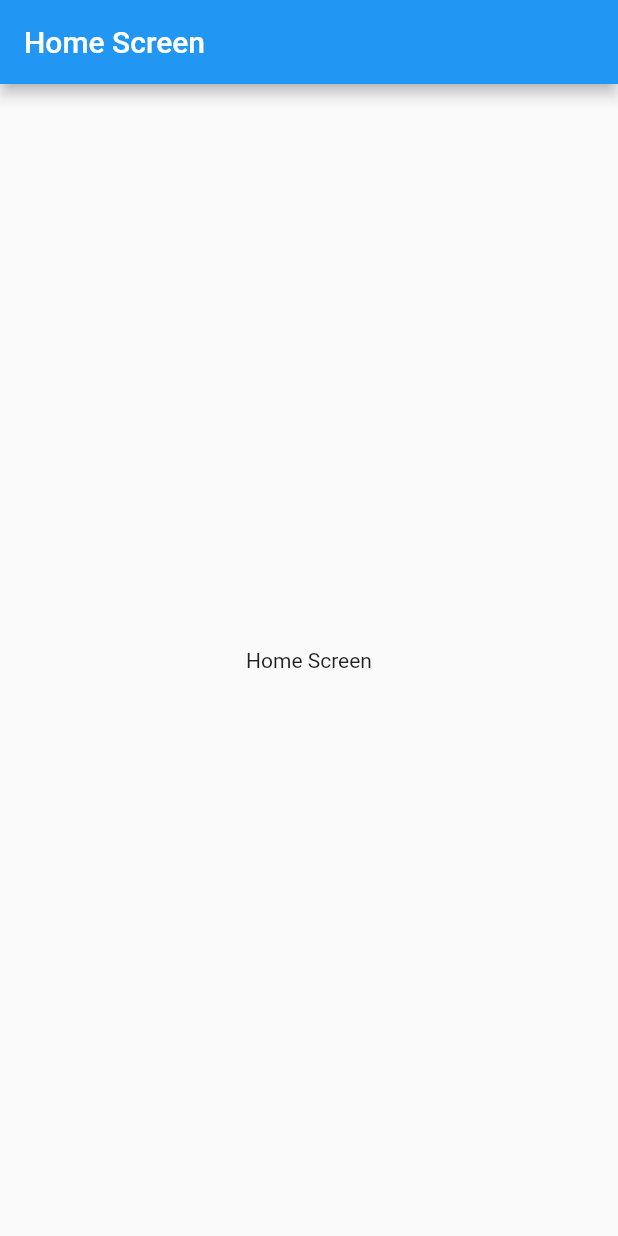
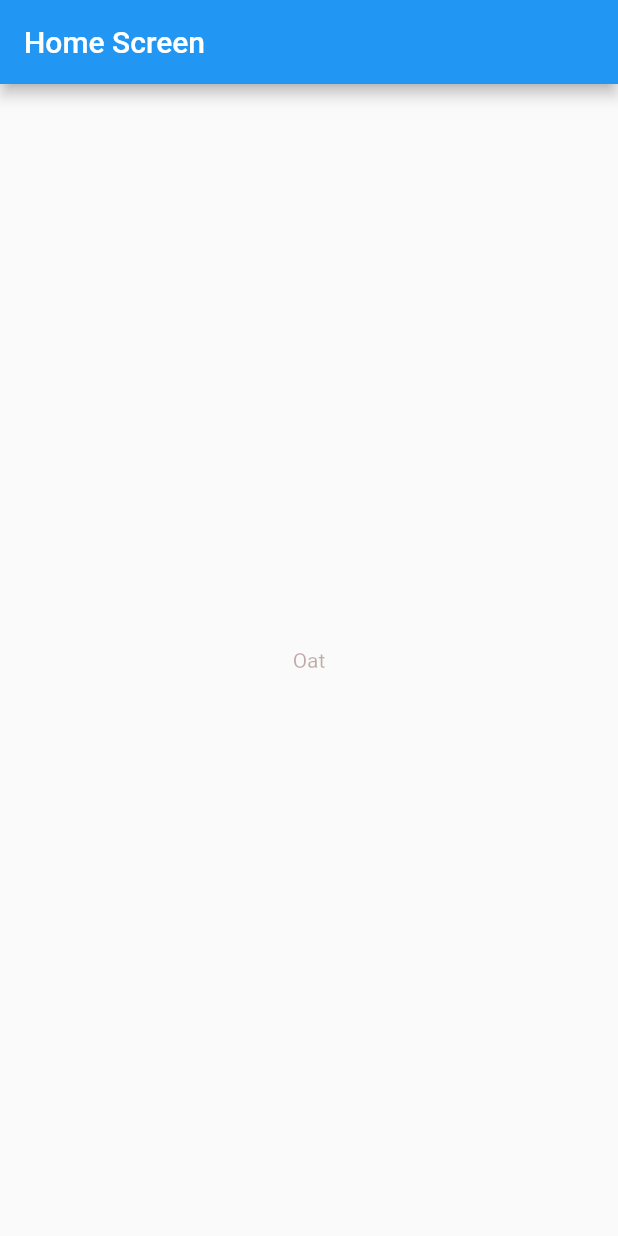
Before and after one commit to oattsp/flutter-sample-blink-text, a Flutter app: the screen it shows after launch, on a phone screen of 412 x 824 dp. Run offline on Flutter 3.47's test engine with Material 2 defaults, Android fonts, the phone set to English and light mode, and no system bars.

Commit message:
add blink widget

```diff
--- a/lib/main.dart
+++ b/lib/main.dart
@@ -1,4 +1,6 @@
+import 'package:flutter/foundation.dart';
 import 'package:flutter/material.dart';
+import 'package:sample_text_blink/widget/blink_widget.dart';
 
 void main() => runApp(Main());
 
@@ -17,7 +19,52 @@ class HomeScreen extends StatefulWidget {
   _HomeScreenState createState() => _HomeScreenState();
 }
 
-class _HomeScreenState extends State<HomeScreen> {
+class _HomeScreenState extends State<HomeScreen> with SingleTickerProviderStateMixin {
+
+  Animation<Color> animation;
+  AnimationController controller;
+  bool isBlink;
+
+  void initAnimation() {
+    controller = AnimationController(
+        duration: const Duration(milliseconds: 700), vsync: this);
+    final CurvedAnimation curve =
+        CurvedAnimation(parent: controller, curve: Curves.linear);
+    animation =
+        ColorTween(begin: Colors.transparent, end: Colors.red).animate(curve);
+    animation.addStatusListener((status) {
+      if (status == AnimationStatus.completed) {
+        controller.reverse();
+      } else if (status == AnimationStatus.dismissed) {
+        controller.forward();
+      }
+    });
+
+    // start animation
+    startAnimation();
+  }
+
+  void startAnimation() {
+    setState(() {
+      isBlink = true;
+    });
+    controller.forward();
+  }
+
+  void stopAnimation() {
+    setState(() {
+      isBlink = false;
+    });
+    controller.stop();
+  }
+
+  @override
+  void initState() {
+    // TODO: implement initState
+    initAnimation();
+    super.initState();
+  }
+
   @override
   Widget build(BuildContext context) {
     return Scaffold(
@@ -25,7 +72,7 @@ class _HomeScreenState extends State<HomeScreen> {
         title: Text('Home Screen'),
       ),
       body: Center(
-        child: Text('Home Screen'),
+        child: blinkWidget(animation, "Oat", isBlink),
       ),
     );
   }
--- /dev/null
+++ b/lib/widget/blink_widget.dart
@@ -0,0 +1,19 @@
+import 'package:flutter/material.dart';
+
+Widget blinkWidget(Animation animation, String label, bool isBlink) =>
+    AnimatedBuilder(
+        animation: animation,
+        builder: (BuildContext context, Widget child) {
+          return new Container(
+            child: FittedBox(
+              fit: BoxFit.contain,
+              child: Text(
+                label,
+                style: TextStyle(
+                  color:
+                      isBlink ? animation.value : Color.fromRGBO(39, 39, 37, 1),
+                ),
+              ),
+            ),
+          );
+        });
```
